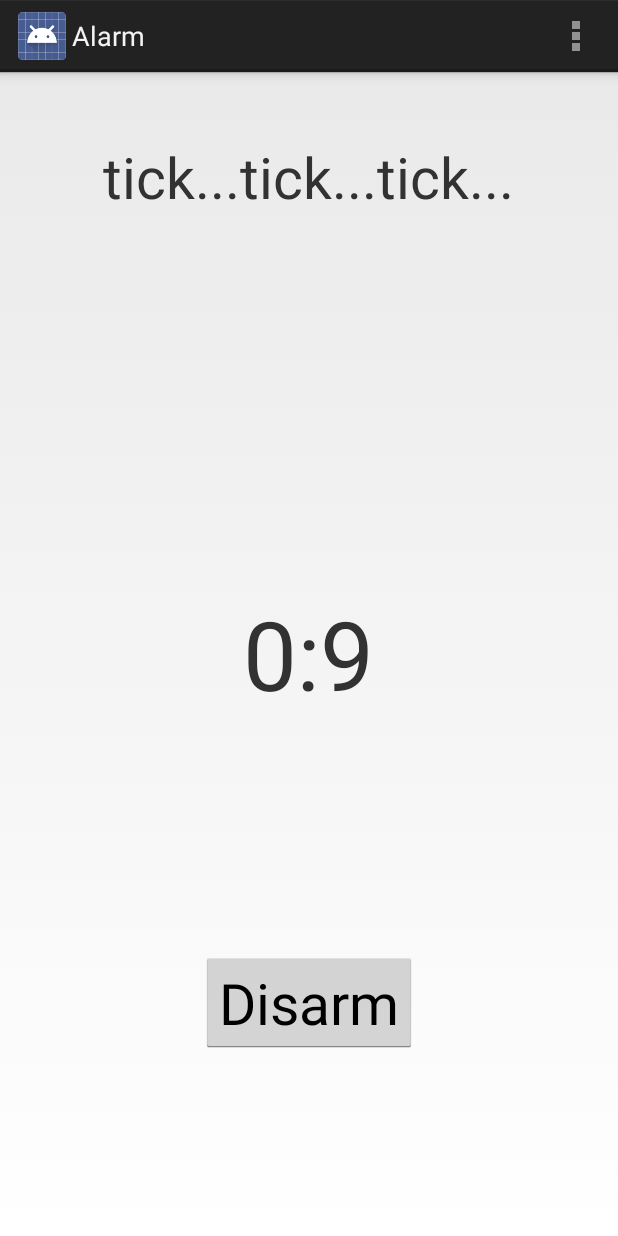
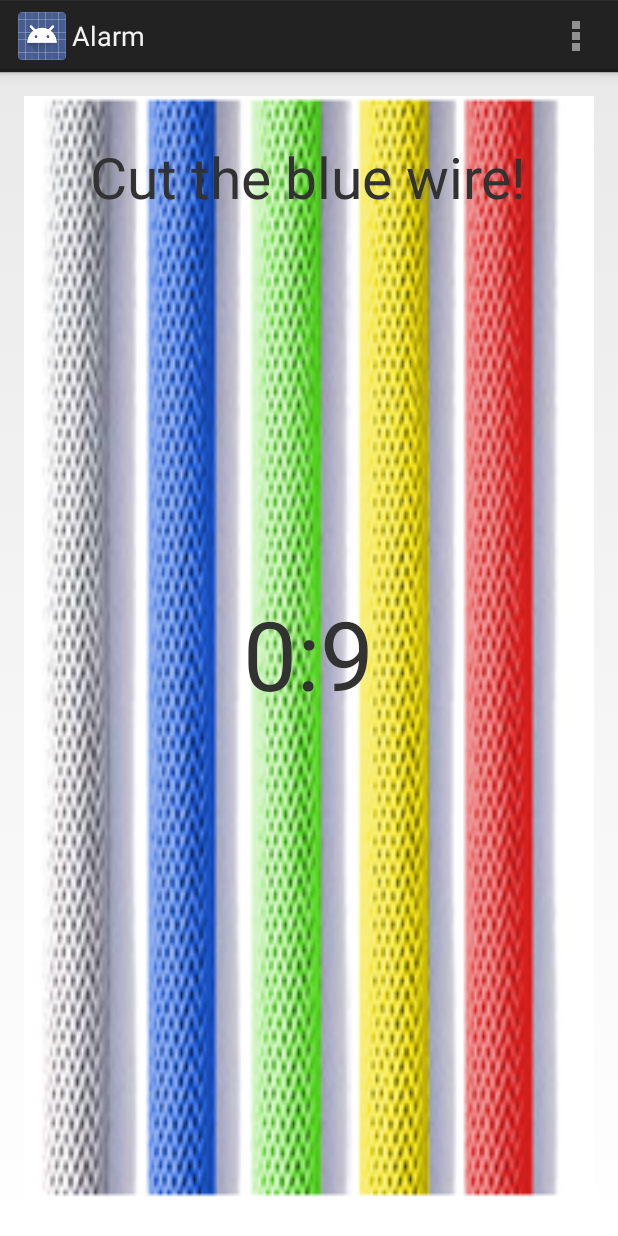
Before and after one commit to dpratt7/DaBombClock, an Android app: the AlarmActivity screen opened directly, with no data from a screen before it, on a phone screen of 412 x 824 dp. Run offline under Robolectric (Android 15) with nearby library versions, the phone set to English and light mode, and no system bars.

Commit message:
implemented wires

```diff
--- a/app/src/main/java/com/group/dabomb/dabomb/AlarmActivity.java
+++ b/app/src/main/java/com/group/dabomb/dabomb/AlarmActivity.java
@@ -6,49 +6,80 @@ import android.content.res.AssetFileDescriptor;
 import android.content.res.Resources;
 import android.media.AudioManager;
 import android.media.MediaPlayer;
-import android.media.RingtoneManager;
-import android.net.Uri;
 import android.os.Bundle;
 import android.os.CountDownTimer;
 import android.view.Menu;
 import android.view.MenuItem;
+import android.view.MotionEvent;
 import android.view.View;
 import android.widget.Button;
+import android.widget.ImageView;
 import android.widget.TextView;
 
 import java.io.IOException;
+import java.util.Random;
 
 
 public class AlarmActivity extends Activity {
 
     private CountDownTimer countdown;
     private TextView countdownText;
+    private ImageView wires;
     private AudioManager audioManager;
     private MediaPlayer sound;
     private int currentVolume;
     private int stepVolume;
+    private int wire;
+    private int wireLeftBound;
+    private int wireRightBound;
 
     @Override
     protected void onCreate( Bundle savedInstanceState ) {
         super.onCreate( savedInstanceState );
-
         setContentView( R.layout.activity_alarm );
 
         countdownText = (TextView) findViewById( R.id.countdown );
+        wires = (ImageView) findViewById( R.id.wires );
+        TextView prompt = (TextView) findViewById( R.id.prompt );
 
-        Button disarmButton = (Button) findViewById( R.id.disarm_button );
-        disarmButton.setOnClickListener(new View.OnClickListener() {
+        wire = new Random().nextInt( 5 );
+        prompt.setText( "Cut the " + (
+                wire == 0 ? "white" :
+                wire == 1 ? "blue" :
+                wire == 2 ? "green" :
+                wire == 3 ? "yellow" :
+                "red" ) + " wire!" );
 
-            @Override
-            public void onClick(View view) {
-                sound.stop();
-                countdown.cancel();
-                finish();
+        wires.setOnTouchListener(new View.OnTouchListener() {
+            public boolean onTouch(View v, MotionEvent event) {
+                if( MotionEvent.ACTION_UP == event.getAction() ) {
+                    System.out.println( "X: " + event.getX() + "; Y: " + event.getY() + "; leftBound: " + wireLeftBound + "; rightBound: " + wireRightBound );
+                    if( event.getX() > wireLeftBound && event.getX() < wireRightBound ) {
+                        sound.stop();
+                        countdown.cancel();
+                        wires.setImageResource( wire == 0 ? R.drawable.wires_grey_cut :
+                                wire == 1 ? R.drawable.wires_blue_cut :
+                                wire == 2 ? R.drawable.wires_green_cut :
+                                wire == 3 ? R.drawable.wires_yellow_cut :
+                                R.drawable.wires_red_cut );
+                        finish();
+                    } else {
+                        countdown.onFinish(); //FIXME this is not the right way to do this
+                    }
+                }
+                return true;
             }
         });
 
         startSound();
         startCountdown();
+    }
+
+    @Override
+    public void onWindowFocusChanged( boolean hasFocus ) {
+        ImageView wires = (ImageView) findViewById( R.id.wires );
+        wireLeftBound = wire * wires.getWidth() / 5;
+        wireRightBound = (wire + 1) * wires.getWidth() / 5;
     }
 
 
--- a/app/src/main/res/layout/activity_alarm.xml
+++ b/app/src/main/res/layout/activity_alarm.xml
@@ -8,7 +8,15 @@
     android:paddingBottom="@dimen/activity_vertical_margin"
     tools:context="com.group.dabomb.dabomb.AlarmActivity">
 
+    <ImageView
+        android:id="@+id/wires"
+        android:layout_width="fill_parent"
+        android:layout_height="fill_parent"
+        android:scaleType="fitXY"
+        android:src="@drawable/wires_uncut" />
+
     <TextView
+        android:id="@+id/prompt"
         android:layout_width="wrap_content"
         android:layout_height="wrap_content"
         android:layout_alignParentTop="true"
@@ -25,14 +33,4 @@
         android:text="0:05"
         android:textSize="64dp"/>
 
-    <Button
-        android:id="@+id/disarm_button"
-        android:layout_width="wrap_content"
-        android:layout_height="wrap_content"
-        android:layout_alignParentBottom="true"
-        android:layout_centerHorizontal="true"
-        android:layout_marginBottom="106dp"
-        android:text="Disarm"
-        android:textSize="38dp" />
-
 </RelativeLayout>
```
Also changed, not shown: app/src/main/res/drawable-hdpi/wires_blue_cut.png (added), app/src/main/res/drawable-hdpi/wires_green_cut.png (added), app/src/main/res/drawable-hdpi/wires_grey_cut.png (added), app/src/main/res/drawable-hdpi/wires_red_cut.png (added), app/src/main/res/drawable-hdpi/wires_uncut.png (added), app/src/main/res/drawable-hdpi/wires_yellow_cut.png (added).
